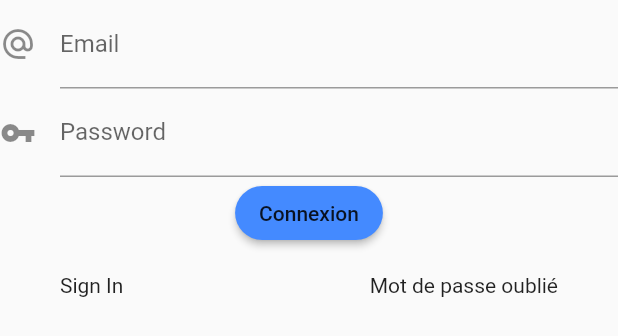
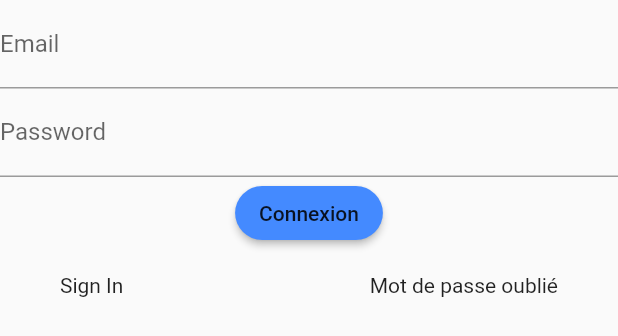
Before and after one commit to louminod/workout_planner, a Flutter app: the LoginPage widget shown alone on an empty page, opened directly, on a phone screen of 412 x 824 dp. Shown: the top 336 px of the screen. Run offline on Flutter 3.47's test engine with Material 2 defaults, Android fonts, the phone set to English and light mode, and no system bars; our stand-ins replace cloud_firestore, firebase_auth, firebase_core, percent_indicator; missing offline and left inert: timeline_list; accounts and stored records are empty.

Commit message:
Modifs login page

```diff
--- a/lib/src/app.dart
+++ b/lib/src/app.dart
@@ -4,7 +4,7 @@ import 'package:flutter/services.dart';
 import 'package:provider/provider.dart';
 import 'package:workout_planner/src/pages/connection/connection.dart';
 import 'package:workout_planner/src/pages/home.dart';
-import 'package:workout_planner/src/pages/profile.dart';
+import 'file:///C:/Users/louis/Documents/Developpement/FLUTTER/Workspace/workout_planner/lib/src/pages/profile/profile.dart';
 import 'package:workout_planner/src/pages/workout/workout.dart';
 import 'package:workout_planner/src/routes/pageRoutes.dart';
 import 'package:workout_planner/src/services/authentication_service.dart';
--- a/lib/src/pages/connection/login.dart
+++ b/lib/src/pages/connection/login.dart
@@ -1,8 +1,5 @@
-import 'package:firebase_auth/firebase_auth.dart';
 import 'package:flutter/material.dart';
-import 'package:flutter/services.dart';
 import 'package:workout_planner/src/models/fullUser.dart';
-import 'package:workout_planner/src/routes/pageRoutes.dart';
 import 'package:workout_planner/src/services/authentication_service.dart';
 
 import '../../app.dart';
@@ -35,7 +32,6 @@ class _LoginPageState extends State<LoginPage> {
                 children: [
                   TextFormField(
                     decoration: const InputDecoration(
-                      icon: Icon(Icons.alternate_email),
                       hintText: 'Your mail address.',
                       labelText: 'Email',
                     ),
@@ -48,13 +44,14 @@ class _LoginPageState extends State<LoginPage> {
                   ),
                   TextFormField(
                     decoration: const InputDecoration(
-                      icon: Icon(Icons.vpn_key),
                       hintText: 'Your password',
                       labelText: 'Password',
                     ),
                     obscureText: true,
                     validator: (String value) {
-                      return value.length == 0 && value == "" ? 'The password is empty' : null;
+                      return value.length == 0 && value == ""
+                          ? 'The password is empty'
+                          : null;
                     },
                     onChanged: (val) {
                       setState(() => password = val);
@@ -72,7 +69,9 @@ class _LoginPageState extends State<LoginPage> {
                           loading = true;
                         });
 
-                        dynamic result = await AuthenticationService().signInWithEmailAndPassword(email.replaceAll(' ', ''), password);
+                        dynamic result = await AuthenticationService()
+                            .signInWithEmailAndPassword(
+                                email.replaceAll(' ', ''), password);
 
                         if (result is FullUser) {
                           setState(() {
--- a/lib/src/pages/connection/signIn.dart
+++ b/lib/src/pages/connection/signIn.dart
@@ -1,4 +1,3 @@
-import 'package:firebase_auth/firebase_auth.dart';
 import 'package:flutter/material.dart';
 import 'package:workout_planner/src/models/fullUser.dart';
 import 'package:workout_planner/src/services/authentication_service.dart';
@@ -30,7 +29,6 @@ class _SignInPageState extends State<SignInPage> {
           children: [
             TextFormField(
               decoration: const InputDecoration(
-                icon: Icon(Icons.alternate_email),
                 hintText: 'Your mail address.',
                 labelText: 'Email',
               ),
@@ -43,7 +41,6 @@ class _SignInPageState extends State<SignInPage> {
             ),
             TextFormField(
               decoration: const InputDecoration(
-                icon: Icon(Icons.vpn_key),
                 hintText: 'Your password',
                 labelText: 'Password',
               ),
@@ -57,7 +54,6 @@ class _SignInPageState extends State<SignInPage> {
             ),
             TextFormField(
               decoration: const InputDecoration(
-                icon: Icon(Icons.vpn_key),
                 hintText: 'Confirm your password',
                 labelText: 'Confirm Password',
               ),
--- a/lib/src/pages/profile.dart
+++ b/lib/src/pages/profile/profile.dart
@@ -1,6 +1,4 @@
 import 'package:flutter/material.dart';
-import 'package:provider/provider.dart';
-import 'package:workout_planner/src/models/fullUser.dart';
 import 'package:workout_planner/src/services/authentication_service.dart';
 import 'package:workout_planner/src/widgets/customDrawer.dart';
 
@@ -9,7 +7,7 @@ class ProfilePage extends StatelessWidget {
 
   @override
   Widget build(BuildContext context) {
-    var user = Provider.of<FullUser>(context);
+    // var user = Provider.of<FullUser>(context);
     return Scaffold(
       drawer: CustomDrawer(),
       appBar: new AppBar(
--- a/lib/src/routes/pageRoutes.dart
+++ b/lib/src/routes/pageRoutes.dart
@@ -1,6 +1,6 @@
 import 'package:workout_planner/src/pages/connection/connection.dart';
 import 'package:workout_planner/src/pages/home.dart';
-import 'package:workout_planner/src/pages/profile.dart';
+import 'file:///C:/Users/louis/Documents/Developpement/FLUTTER/Workspace/workout_planner/lib/src/pages/profile/profile.dart';
 import 'package:workout_planner/src/pages/workout/workout.dart';
 
 class PageRoutes {
--- a/lib/src/services/database_service.dart
+++ b/lib/src/services/database_service.dart
@@ -17,6 +17,7 @@ class DatabaseService {
     if (this.userUid != "") {
       return AuthenticationService().userFirebase.asyncExpand((u) => _userData.map((uData) => FullUser(userFirebase: u, userData: uData)));
     }
+    return null;
   }
 
   Stream<UserData> get _userData => _usersDataCollection.doc(userUid).snapshots().map((DocumentSnapshot userData) {
```
